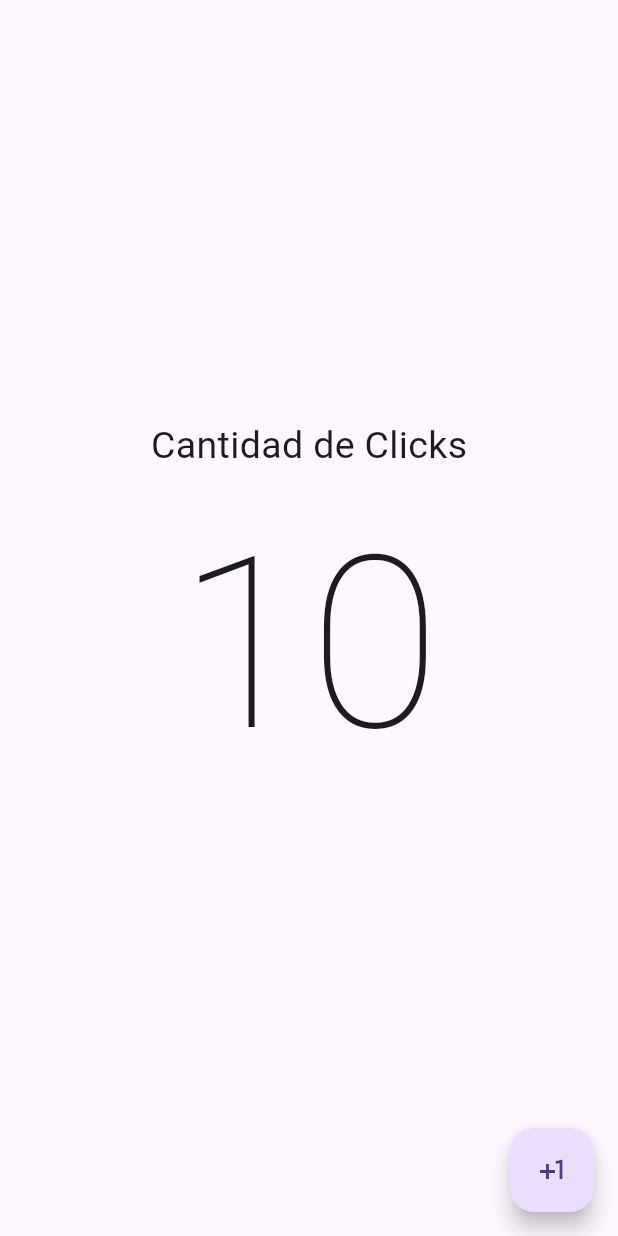
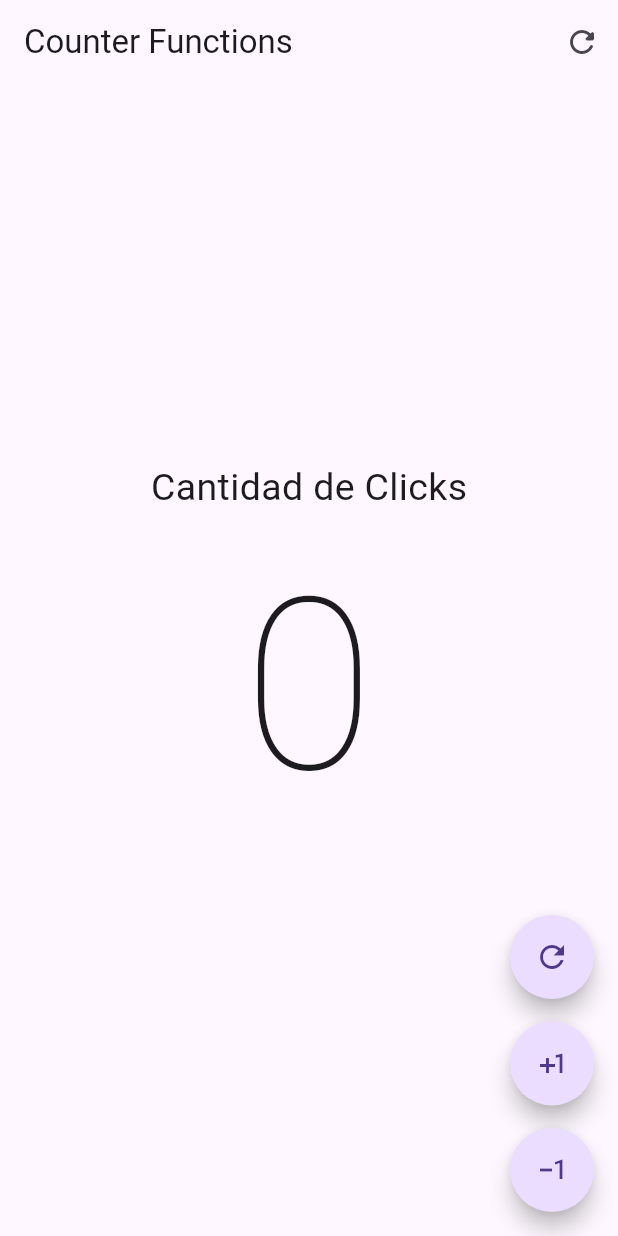
Before and after one commit to NormandoRamirezDelgado/6C-Febrero-2026, a Flutter app: the screen it shows after launch, on a phone screen of 412 x 824 dp. Run offline on Flutter 3.47's test engine with Material 3 defaults, Android fonts, the phone set to English and light mode, and no system bars.

Commit message:
Counter Functions

```diff
--- a/Flutter/hola_mundo/lib/main.dart
+++ b/Flutter/hola_mundo/lib/main.dart
@@ -1,5 +1,5 @@
 import 'package:flutter/material.dart';
-import 'package:hola_mundo/presentation/screens/counter/counter_screen.dart';
+import 'package:hola_mundo/presentation/screens/counter/counter_functions_screen.dart';
 
 void main() {
   runApp(MyApp());
@@ -12,7 +12,11 @@
   Widget build(BuildContext context) {
     return MaterialApp(
       debugShowCheckedModeBanner: false,
-      home: CounterScreen()
+      theme: ThemeData(
+        useMaterial3: true,
+        //scaffoldBackgroundColor: Colors.amberAccent
+      ),
+      home: CounterFunctionsScreen()
     );
   }
 
--- /dev/null
+++ b/Flutter/hola_mundo/lib/presentation/screens/counter/counter_functions_screen.dart
@@ -0,0 +1,91 @@
+import 'package:flutter/material.dart';
+
+class CounterFunctionsScreen extends StatefulWidget {
+  const CounterFunctionsScreen({super.key});
+
+  @override
+  State<CounterFunctionsScreen> createState() => _CounterFunctionsScreenState();
+}
+
+class _CounterFunctionsScreenState extends State<CounterFunctionsScreen> {
+
+  int clickCounter = 0;
+
+  @override
+  Widget build(BuildContext context) {
+    return Scaffold(
+      appBar: AppBar(
+        title: Text('Counter Functions'),
+        actions: [
+          IconButton(
+            onPressed: () {
+              setState(() {
+                clickCounter = 0;
+              });
+            },
+            icon: Icon(Icons.refresh_rounded)
+          ),
+          // IconButton(
+          //   onPressed: () {},
+          //   icon: Icon(Icons.refresh_rounded)
+          // ),
+        ],
+      ),
+      body: Center(
+        child: Column(
+          mainAxisAlignment: MainAxisAlignment.center,
+          children: [
+            Text(
+              'Cantidad de Clicks',
+              style: TextStyle(
+                fontSize: 25
+              ),
+            ),
+            Text(
+              '$clickCounter',
+              style: TextStyle(
+                fontSize: 160,
+                fontWeight: FontWeight(100),
+              )
+              )
+          ],
+        ),
+      ),
+      floatingActionButton: Column(
+        mainAxisAlignment: MainAxisAlignment.end,
+        children: [
+          FloatingActionButton(
+            shape: StadiumBorder(),
+            onPressed: () {
+              clickCounter = 0;
+              setState(() {});
+            },
+            child: Icon(Icons.refresh_outlined),
+          ),
+
+          SizedBox(height: 15),
+
+          FloatingActionButton(
+            shape: StadiumBorder(),
+            onPressed: () {
+              clickCounter++;
+              setState(() {});
+            },
+            child: Icon(Icons.plus_one_outlined),
+          ),
+
+          SizedBox(height: 15),
+
+          FloatingActionButton(
+            shape: StadiumBorder(),
+            onPressed: () {
+              clickCounter--;
+              setState(() {});
+            },
+            child: Icon(Icons.exposure_minus_1_outlined),
+          ),
+        ],
+      ),
+    );
+  }
+}
```
Also changed, not shown: Flutter/hola_mundo/lib/presentation/screens/counter/counter_screen.dart (+19 -3 lines).
